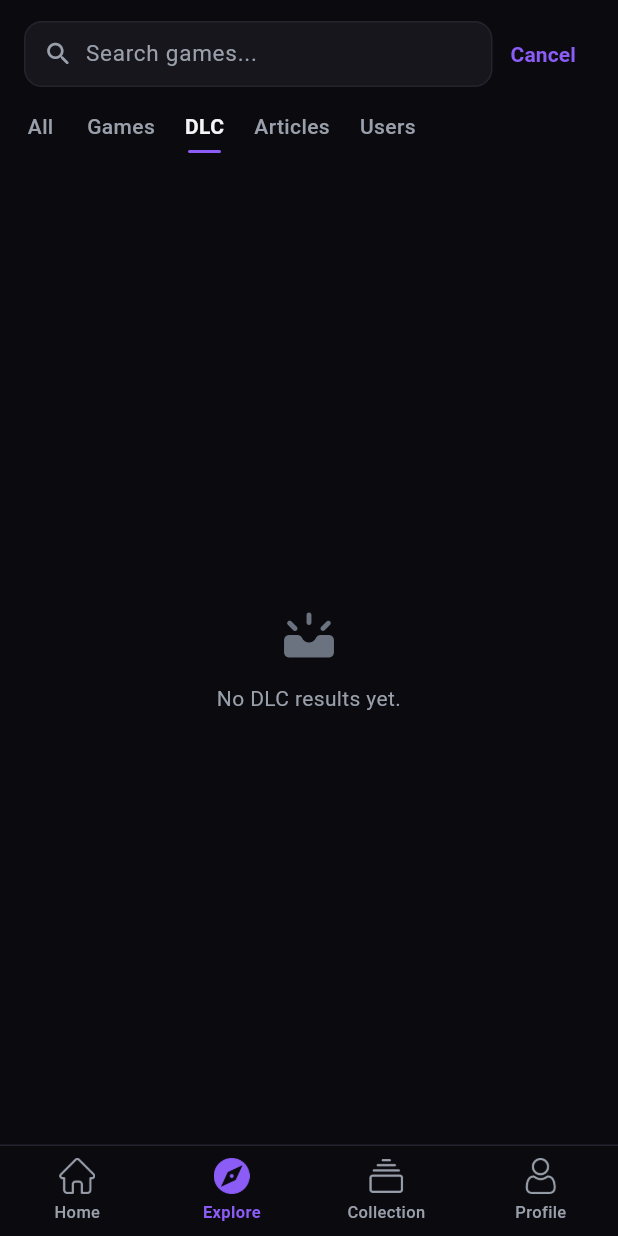
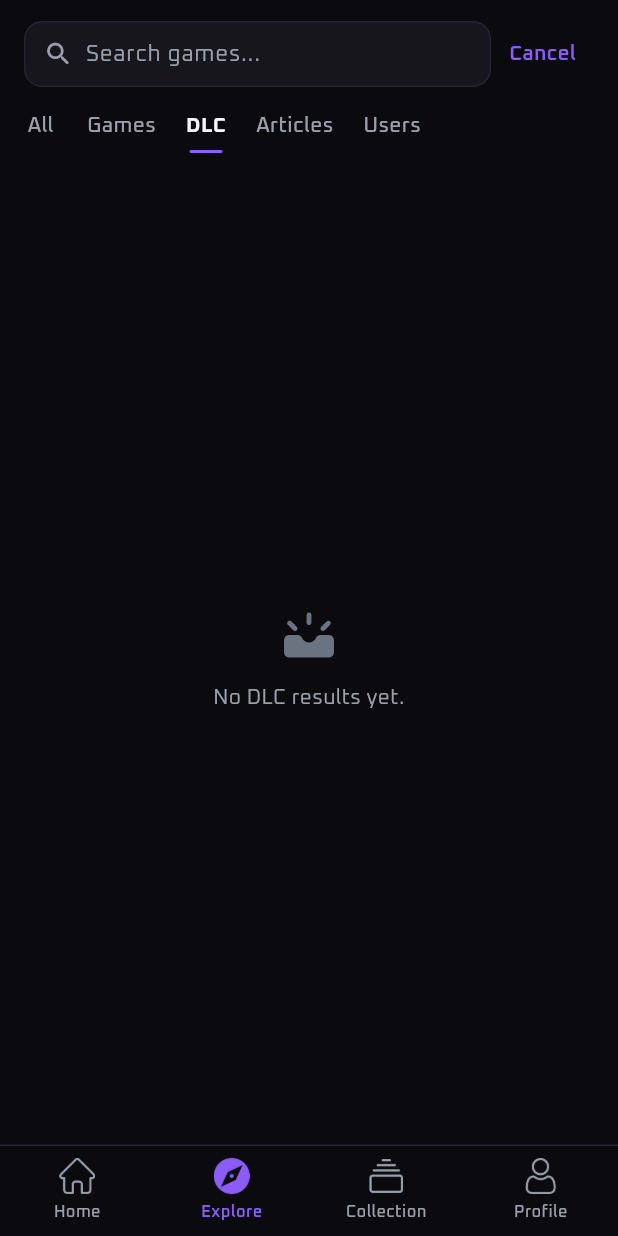
Before and after one commit to evanemran/rawg-app, a Flutter app: the screen it shows after launch, after a tap on "Search games, genres, platforms...", after a tap on "DLC", on a phone screen of 412 x 824 dp. Run offline on Flutter 3.47's test engine with Material 3 defaults, Android fonts, the phone set to English and light mode, and no system bars; drawn by our look-alikes of flutter_zoom_drawer; our stand-ins replace flutter_riverpod; network calls fail.

Commit message:
fonts updated

```diff
--- a/lib/app/theme/app_theme.dart
+++ b/lib/app/theme/app_theme.dart
@@ -4,6 +4,8 @@ import 'app_colors.dart';
 
 class AppTheme {
   AppTheme._();
+
+  static const String fontFamily = 'Oxanium';
 
   static ThemeData get dark {
     final base = ThemeData.dark(useMaterial3: true);
@@ -30,14 +32,19 @@ class AppTheme {
         centerTitle: false,
         iconTheme: IconThemeData(color: AppColors.textPrimary),
         titleTextStyle: TextStyle(
+          fontFamily: fontFamily,
           color: AppColors.textPrimary,
           fontSize: 20,
           fontWeight: FontWeight.w700,
         ),
       ),
       textTheme: base.textTheme.apply(
+        fontFamily: fontFamily,
         bodyColor: AppColors.textPrimary,
         displayColor: AppColors.textPrimary,
+      ),
+      primaryTextTheme: base.primaryTextTheme.apply(
+        fontFamily: fontFamily,
       ),
       iconTheme: const IconThemeData(color: AppColors.textPrimary),
     );
--- a/lib/main.dart
+++ b/lib/main.dart
@@ -17,6 +17,12 @@ class MyApp extends StatelessWidget {
       title: 'RAWG',
       debugShowCheckedModeBanner: false,
       theme: AppTheme.dark,
+      builder: (context, child) {
+        return DefaultTextStyle.merge(
+          style: const TextStyle(fontFamily: AppTheme.fontFamily),
+          child: child!,
+        );
+      },
       home: const AppShell(),
     );
   }
--- a/lib/presentation/pages/app_shell.dart
+++ b/lib/presentation/pages/app_shell.dart
@@ -27,7 +27,7 @@ class AppShell extends ConsumerWidget {
       shadowLayer2Color: AppColors.drawerShadowTwo,
       drawerShadowsBackgroundColor: AppColors.surfaceVariant,
       mainScreenScale: 0.2,
-      slideWidth: MediaQuery.of(context).size.width * 0.7,
+      slideWidth: MediaQuery.of(context).size.width * 0.8,
       openCurve: Curves.easeOutCubic,
       closeCurve: Curves.easeOutCubic,
       menuScreenTapClose: true,
--- a/lib/presentation/pages/drawer_menu_screen.dart
+++ b/lib/presentation/pages/drawer_menu_screen.dart
@@ -11,7 +11,7 @@ class _DrawerItem {
 }
 
 const _mainItems = <_DrawerItem>[
-  _DrawerItem(Icons.home_rounded, 'Home'),
+  _DrawerItem(Icons.home_filled, 'Home'),
   _DrawerItem(Icons.search_rounded, 'Explore'),
   _DrawerItem(Icons.folder_open_rounded, 'Collection'),
   _DrawerItem(Icons.format_list_bulleted_rounded, 'Lists'),
@@ -133,7 +133,7 @@ class _DrawerMenuScreenState extends State<DrawerMenuScreen> {
                             color: AppColors.textSecondary, size: 14),
                         SizedBox(width: 4),
                         Expanded(child: Text(
-                          '3,450/5,000 XP',
+                          '3,450 / 5,000 XP',
                           style: TextStyle(
                             color: AppColors.textSecondary,
                             fontSize: 12,
--- a/lib/presentation/pages/home_page.dart
+++ b/lib/presentation/pages/home_page.dart
@@ -1,6 +1,7 @@
 import 'package:flutter/material.dart';
 import 'package:flutter_riverpod/flutter_riverpod.dart';
 import 'package:rawg_app/app/theme/app_images.dart';
+import 'package:rawg_app/app/theme/app_theme.dart';
 
 import '../../app/theme/app_colors.dart';
 import '../../domain/models/games.dart';
@@ -217,14 +218,15 @@ class _HomeHeader extends StatelessWidget {
               crossAxisAlignment: CrossAxisAlignment.center,
               children: [
                 RichText(
-                  text: const TextSpan(
+                  text: TextSpan(
                     children: [
                       TextSpan(
-                        text: 'RAW ',
+                        text: 'RAW',
                         style: TextStyle(
                           color: AppColors.textPrimary,
                           fontSize: 26,
                           fontWeight: FontWeight.w800,
+                          fontFamily: AppTheme.fontFamily
                         ),
                       ),
                       TextSpan(
@@ -233,6 +235,7 @@ class _HomeHeader extends StatelessWidget {
                           color: AppColors.accent,
                           fontSize: 26,
                           fontWeight: FontWeight.w800,
+                          fontFamily: AppTheme.fontFamily
                         ),
                       ),
                     ],
```
Also changed, not shown: pubspec.yaml (+17 -0 lines), assets/fonts/oxanium/Oxanium-Bold.ttf (added), assets/fonts/oxanium/Oxanium-ExtraBold.ttf (added), assets/fonts/oxanium/Oxanium-ExtraLight.ttf (added), assets/fonts/oxanium/Oxanium-Light.ttf (added), assets/fonts/oxanium/Oxanium-Medium.ttf (added), assets/fonts/oxanium/Oxanium-Regular.ttf (added), assets/fonts/oxanium/Oxanium-SemiBold.ttf (added).
